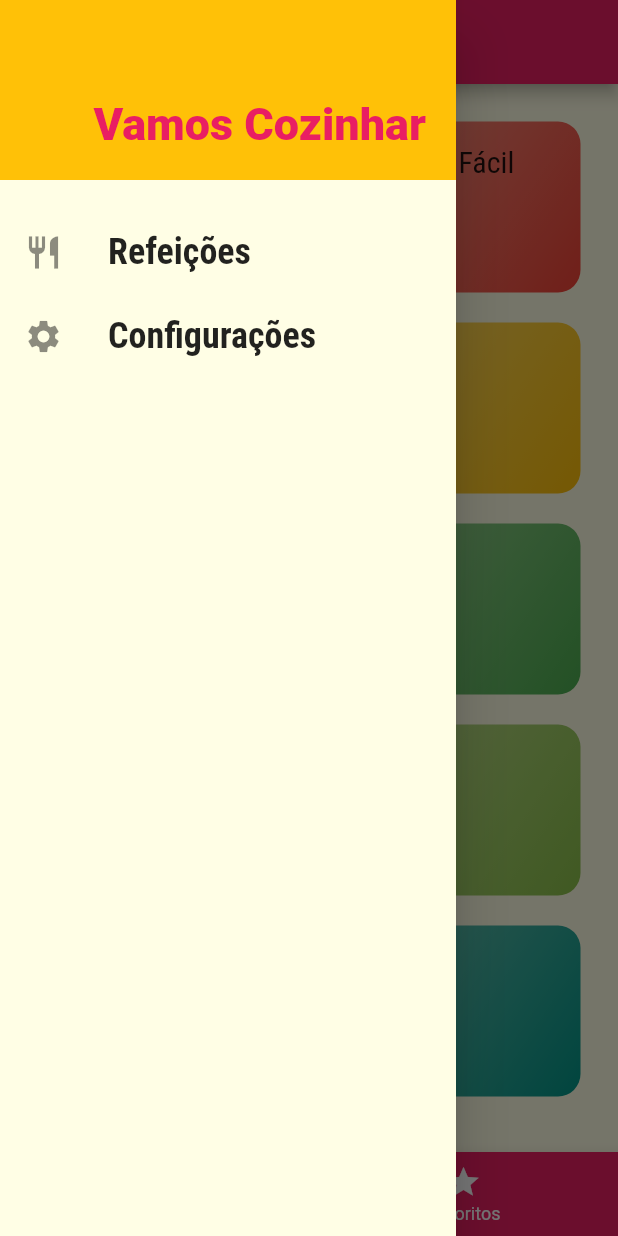
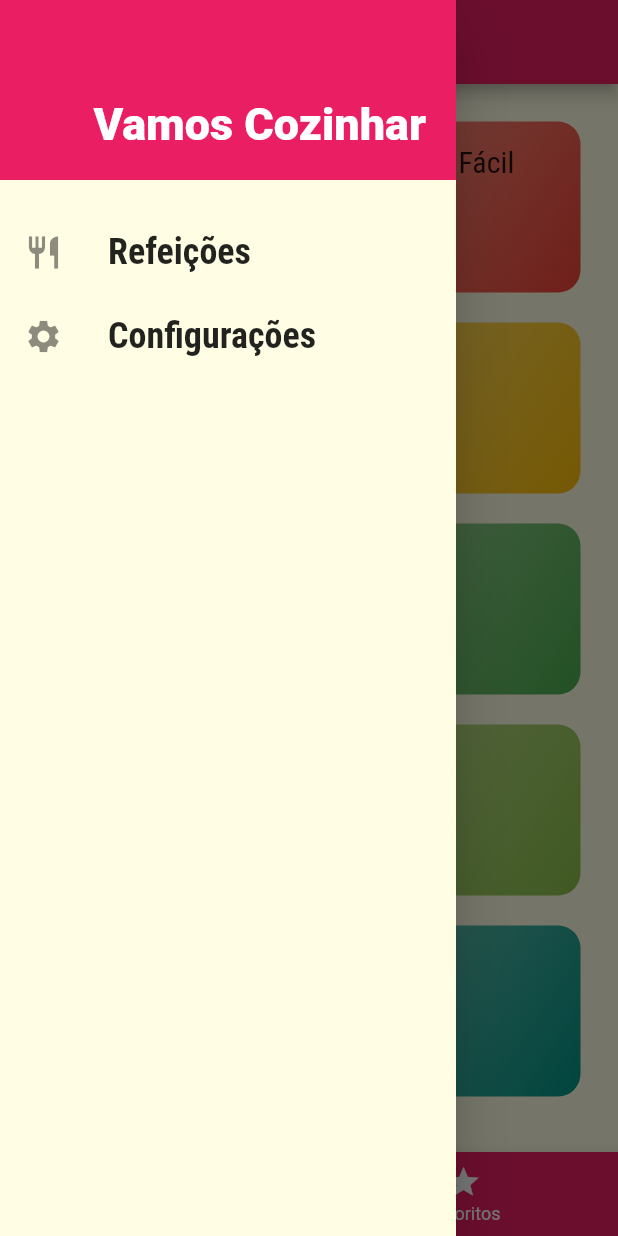
Before and after one commit to felipenario/meals, a Flutter app: the screen it shows after launch, with the side drawer open, on a phone screen of 412 x 824 dp. Run offline on Flutter 3.47's test engine with Material 2 defaults, Android fonts, the phone set to English and light mode, and no system bars.

Commit message:
readme update

```diff
--- a/lib/components/main_drawer.dart
+++ b/lib/components/main_drawer.dart
@@ -29,14 +29,14 @@ class MainDrawer extends StatelessWidget {
             height: 120,
             width: double.infinity,
             padding: EdgeInsets.all(20),
-            color: Theme.of(context).accentColor,
+            color: Theme.of(context).primaryColor,
             alignment: Alignment.bottomRight,
             child: Text(
               'Vamos Cozinhar',
               style: TextStyle(
                 fontSize: 30,
                 fontWeight: FontWeight.w900,
-                color: Theme.of(context).primaryColor,
+                color: Colors.white,
               ),
             ),
           ),
```
Also changed, not shown: assets/images/1.png (added), assets/images/2.png (added), assets/images/3.png (added), assets/images/4.png (added), assets/images/5.png (added), assets/images/6.png (added), assets/images/7.png (added), assets/images/8.png (added), 1 other file.
